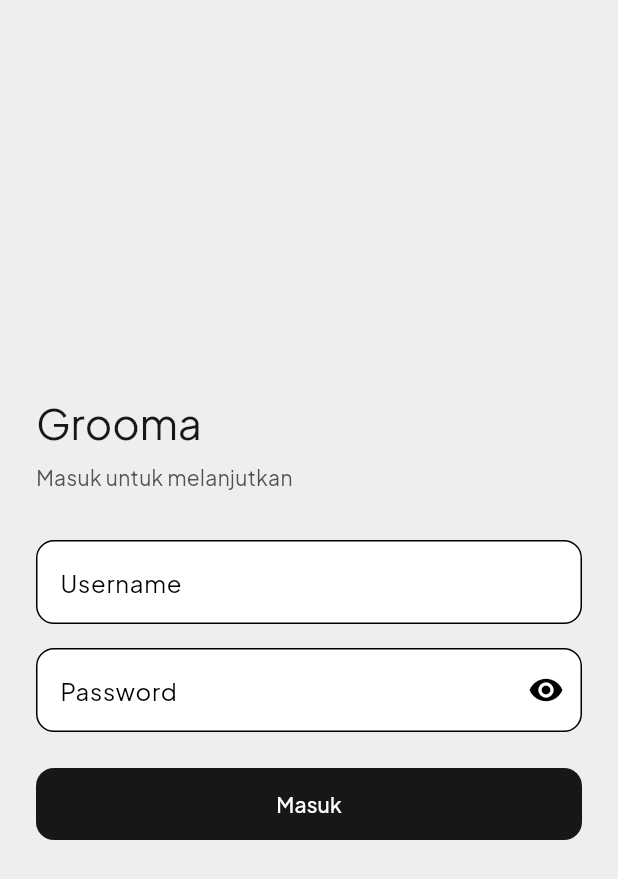
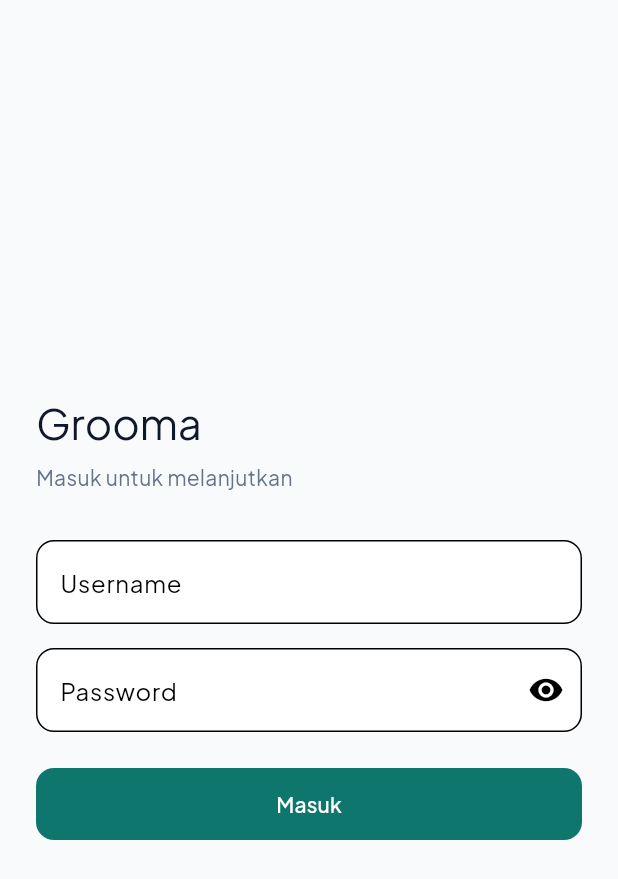
Before and after one commit to yogawan/grooma-mobile, a Flutter app: the screen it shows after launch, on a phone screen of 412 x 824 dp. Shown: the top 879 px of the screen. Run offline on Flutter 3.47's test engine with Material 3 defaults, Android fonts, the phone set to English and light mode, and no system bars; our stand-ins replace cookie_jar, dio, dio_cookie_manager, google_fonts; accounts and stored records are empty; network calls fail.

Commit message:
Rebrand color tokens to teal palette; add chart series colors
- Primary teal (#0F766E) replacing the old neutral black/gray tokens,
  CLAUDE.md and AppColors kept in sync
- Add chartCash/chartQris: categorical colors for the dashboard
  payment-method chart, validated separately for CVD/contrast since
  the rebranded primary fails the chroma floor for that purpose

Co-Authored-By: Claude Sonnet 5 <noreply@anthropic.com>

```diff
--- a/lib/theme/app_colors.dart
+++ b/lib/theme/app_colors.dart
@@ -1,19 +1,42 @@
 import 'package:flutter/material.dart';
 
-/// Global color tokens. See CLAUDE.md for the source of truth.
+/// Global color tokens synchronized with Tailwind CSS theme.
 class AppColors {
   AppColors._();
 
-  static const background = Color(0xFFEEEEEE);
-  static const primary = Color(0xFF171717);
+  // Primary Palette
+  static const primary = Color(0xFF0F766E);
+  static const primaryHover = Color(0xFF115E59);
+  static const primaryLight = Color(0xFFCCFBF1);
   static const onPrimary = Color(0xFFFFFFFF);
+
+  // Background & Surface
+  static const background = Color(0xFFF8FAFC);
   static const surface = Color(0xFFFFFFFF);
-  static const secondarySurface = Color(0xFFE5E5E5);
-  static const primaryText = Color(0xFF171717);
-  static const secondaryText = Color(0xFF525252);
-  static const border = Color(0xFFD4D4D4);
-  static const success = Color(0xFF15803D);
-  static const warning = Color(0xFFA16207);
-  static const error = Color(0xFFB91C1C);
-  static const info = Color(0xFF1D4ED8);
+  static const secondarySurface = Color(
+    0xFFE2E8F0,
+  ); // Disesuaikan dengan border/surface turunan
+
+  // Text & Foreground
+  static const foreground = Color(0xFF0F172A);
+  static const muted = Color(0xFF64748B);
+
+  // Aliases (untuk kompatibilitas penamaan lama jika diperlukan)
+  static const primaryText = Color(0xFF0F172A);
+  static const secondaryText = Color(0xFF64748B);
+
+  // Borders
+  static const border = Color(0xFFE2E8F0);
+
+  // Status Colors
+  static const success = Color(0xFF16A34A);
+  static const warning = Color(0xFFF59E0B);
+  static const danger = Color(0xFFDC2626);
+  static const error = Color(0xFFDC2626); // Alias untuk danger
+  static const info = Color(0xFF2563EB);
+
+  // Chart Series (categorical identity, fixed order — not status colors,
+  // never reused for state). Validated for CVD/contrast on `surface`.
+  static const chartCash = Color(0xFF2A78D6);
+  static const chartQris = Color(0xFFEB6834);
 }
```
Also changed, not shown: 1 other file.
